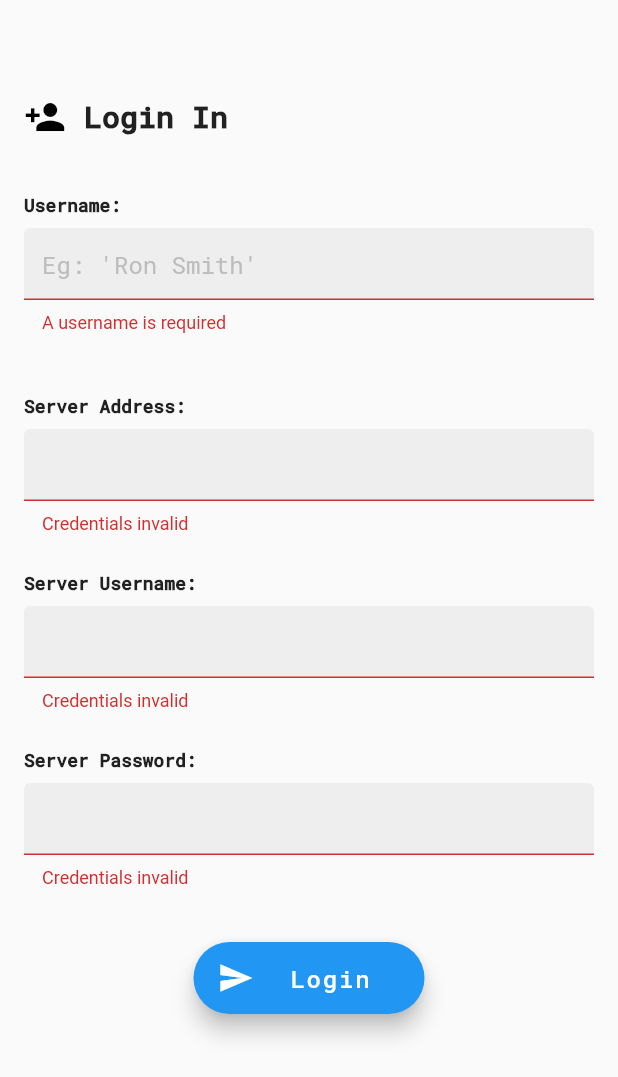
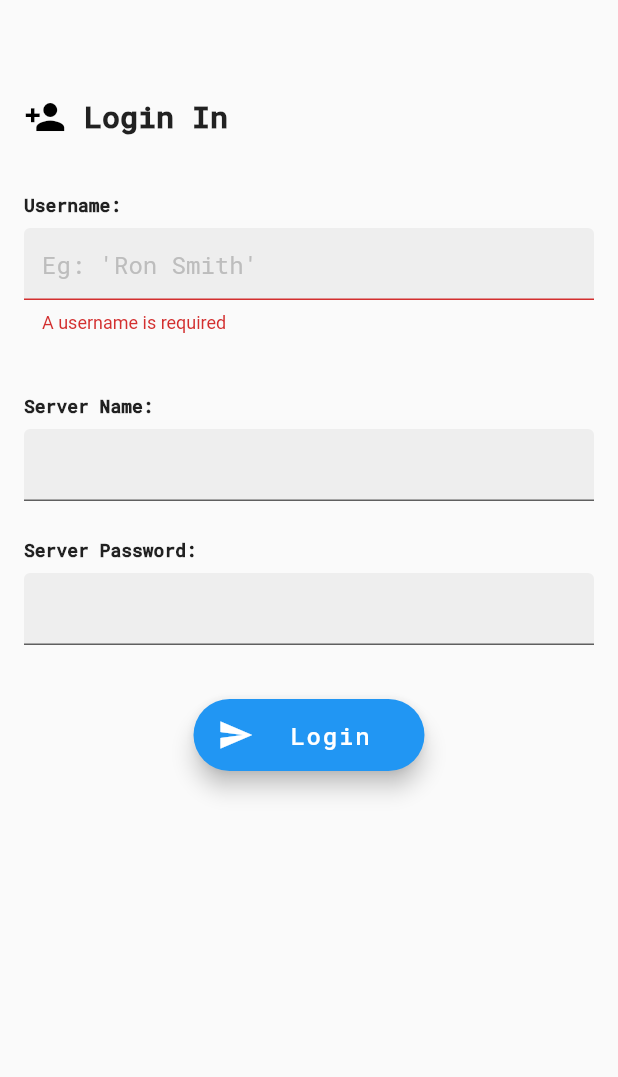
Before and after one commit to qjack001/Wherehaus, a Flutter app: the Login screen opened directly, after a tap on "Login", on a phone screen of 412 x 824 dp. Shown: the top 1077 px of the screen. Run offline on Flutter 3.47's test engine with Material 2 defaults, Android fonts, the phone set to English and light mode, and no system bars; our stand-ins replace firebase_database, geolocator, image_picker; missing offline and left inert: map_view; accounts and stored records are empty; statements that could not run were skipped.

Commit message:
fix whitespace

```diff
--- a/wherehous/lib/main.dart
+++ b/wherehous/lib/main.dart
@@ -93,7 +93,6 @@ class NewEdit extends StatefulWidget
 
 class Login extends StatefulWidget
 {
-
 	Login({Key key, this.title}) : super(key: key);
 	final String title;
 
@@ -135,12 +134,10 @@ class HomePage extends State<Home>
 				}
 				else if (userInfo.error == null)
 				{
-					//FIX: set vars here
 					return new Search();
 				}
 				else
 				{
-
 					showDialog(context:context, barrierDismissible: false, child: new SimpleDialog
 					(
 						title: new Text("An error occured"),
@@ -148,7 +145,6 @@ class HomePage extends State<Home>
 					return new Center();
 				}
 			},
-
 		);
 	}
 }
@@ -167,8 +163,7 @@ class EditPage extends State<Edit>
 		fakeOne.getDatabase()[currentID].getInfo(4),
 		fakeOne.getDatabase()[currentID].getInfo(5),
 		fakeOne.getDatabase()[currentID].getInfo(6),
-		fakeOne.getDatabase()[currentID].getInfo(7),
-
+		fakeOne.getDatabase()[currentID].getInfo(7)
 	];
 
 	List<bool> valid =
@@ -415,7 +410,8 @@ class NewEditPage extends State<NewEdit>
 	final GlobalKey<FormState> formKey = GlobalKey<FormState>();
 
 	@override
-  void initState() {
+	void initState()
+	{
 		super.initState();
 		final FirebaseDatabase database = FirebaseDatabase.instance; //Rather then just writing FirebaseDatabase(), get the instance.
 		//final FirebaseStorage storage = FirebaseStorage.instance;
@@ -425,17 +421,22 @@ class NewEditPage extends State<NewEdit>
 		itemRef.onChildChanged.listen(_onEntryChanged);
 	}
 
-  _onEntryAdded(Event event) {
-    setState(() {
+	_onEntryAdded(Event event)
+	{
+		setState(()
+		{
 			items.add(Item.fromSnapshot(event.snapshot));
 		});
 	}
 
-  _onEntryChanged(Event event) {
-    var old = items.singleWhere((entry) {
+	_onEntryChanged(Event event)
+	{
+		var old = items.singleWhere((entry)
+		{
 			return entry.key == event.snapshot.key;
 		});
-    setState(() {
+		setState(()
+		{
 			items[items.indexOf(old)] = Item.fromSnapshot(event.snapshot);
 		});
 	}
@@ -766,11 +767,6 @@ class ProductPage extends State<Product>
     {
         return new Scaffold
         (
-			//appBar: new AppBar
-			//(
-
-			//),
-
             body: new ListView
             (
                 children: <Widget>
@@ -1380,7 +1376,6 @@ class SearchPage extends State<Search>
 					{
 						setState(() {fakeOne = fakeOne;});
 					});
-					//FIX: refresh database
 				},
 
 				child: new ListView
@@ -1430,7 +1425,6 @@ class LoginPage extends State<Login>
 		"",
 		"",
 		"",
-		"",
 	];
 
 	void setUserInfo()
@@ -1438,16 +1432,11 @@ class LoginPage extends State<Login>
 		DataStorage file = new DataStorage();
 		file.writeData(userData.join("\n"));
 		userName = userData[0];
-		//set sql vars here FIX
 	}
 
 	void testConnection()
 	{
-		//make sure sql credentials are correct
-		if(userData[2].isNotEmpty)
-		{
 		isValid = true;
-		}
 	}
 
     @override
@@ -1571,7 +1560,7 @@ class LoginPage extends State<Login>
 													padding: EdgeInsets.only(bottom: 8.0),
 													child: new Text
 													(
-														'Server Address:',
+														'Server Name:',
 														style: new TextStyle
 														(
 															fontFamily: 'RobotoMono',
@@ -1624,7 +1613,7 @@ class LoginPage extends State<Login>
 													padding: EdgeInsets.only(bottom: 8.0),
 													child: new Text
 													(
-														'Server Username:',
+														'Server Password:',
 														style: new TextStyle
 														(
 															fontFamily: 'RobotoMono',
@@ -1669,59 +1658,6 @@ class LoginPage extends State<Login>
 
 										new Padding
 										(
-											padding: EdgeInsets.only(top: 16.0),
-											child: new ListTile
-											(
-												title: new Padding
-												(
-													padding: EdgeInsets.only(bottom: 8.0),
-													child: new Text
-													(
-														'Server Password:',
-														style: new TextStyle
-														(
-															fontFamily: 'RobotoMono',
-															fontWeight: FontWeight.bold,
-															fontSize: 12.0,
-														),
-													),
-												),
-
-												subtitle: new TextFormField
-												(
-													autocorrect: false,
-
-													style: new TextStyle
-													(
-														color: Colors.black,
-														fontFamily: "RobotoMono",
-														fontSize: 16.0,
-													),
-
-													decoration: new InputDecoration
-													(
-														fillColor: Colors.grey[200],
-														filled: true,
-													),
-
-													validator: (value)
-													{
-														if (!isValid)
-														{
-															return "Credentials invalid";
-														}
-													},
-
-													onSaved: (value)
-													{
-														userData[3] = value;
-													},
-												),
-											),
-										),
-
-										new Padding
-										(
 											padding: EdgeInsets.all(32.0),
 											child: new FloatingActionButton.extended
 											(
```
Lines whose indentation alone changed are shown as unchanged.
